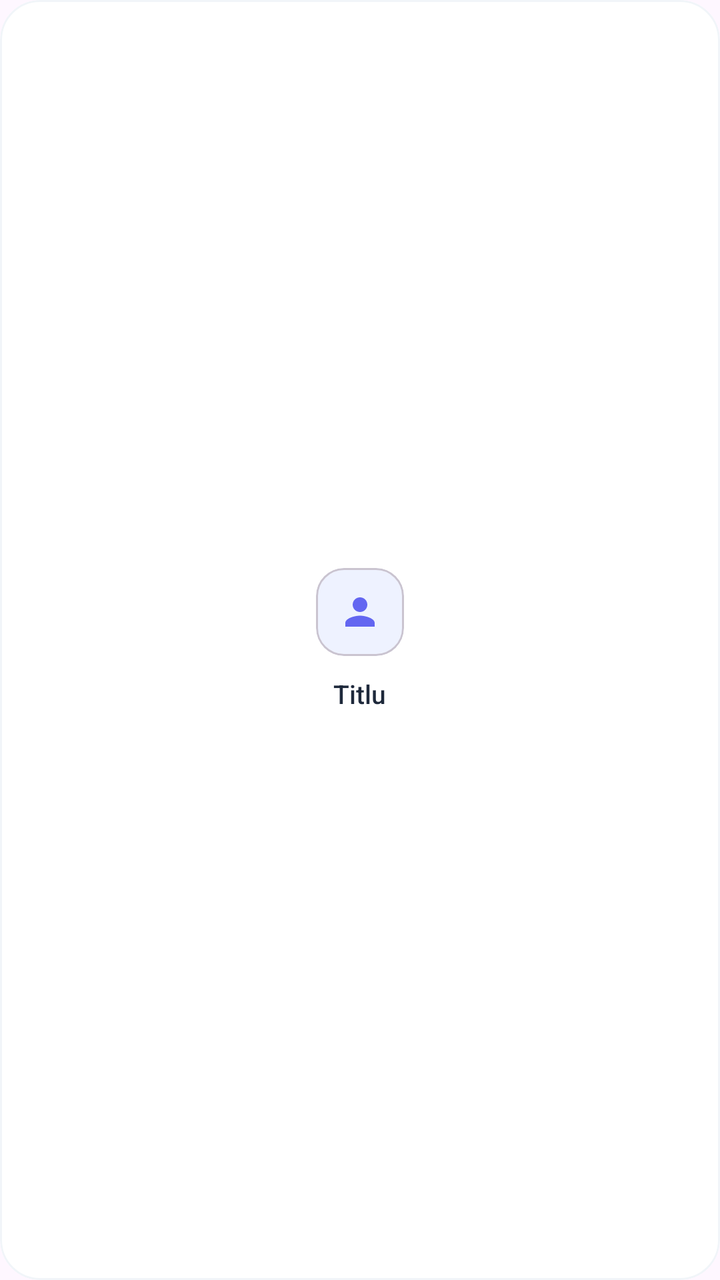
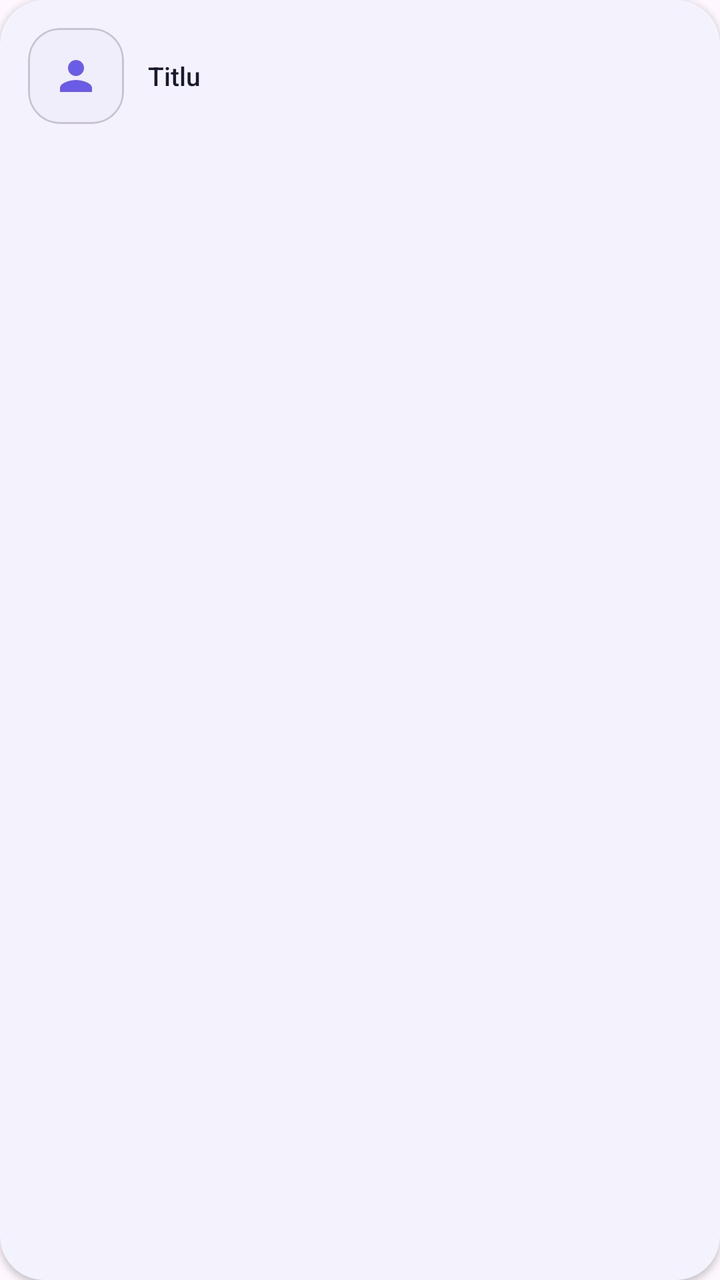

Screens rendered from an Android XML layout before and after an edit, with the pre-edit source and the edit as a unified diff.
<!-- AndroidManifest.xml: application theme Theme.AplicatieGestiuneFirma -->
<!-- res/layout/card_menu_item.xml -->
<?xml version="1.0" encoding="utf-8"?>
<com.google.android.material.card.MaterialCardView xmlns:android="http://schemas.android.com/apk/res/android"
    xmlns:app="http://schemas.android.com/apk/res-auto"
    android:layout_width="0dp"
    android:layout_height="110dp"
    android:layout_weight="1"
    android:layout_margin="6dp"
    app:cardCornerRadius="20dp"
    app:cardElevation="0dp"
    app:strokeWidth="1dp"
    app:strokeColor="@color/border_subtle"
    app:cardBackgroundColor="@color/white">

    <LinearLayout
        android:layout_width="match_parent"
        android:layout_height="match_parent"
        android:gravity="center"
        android:orientation="vertical"
        android:padding="16dp">

        <com.google.android.material.card.MaterialCardView
            android:id="@+id/cardIconContainer"
            android:layout_width="44dp"
            android:layout_height="44dp"
            app:cardCornerRadius="14dp"
            app:cardElevation="0dp"
            app:cardBackgroundColor="@color/primary_surface">
            <ImageView
                android:id="@+id/ivMenuIcon"
                android:layout_width="22dp"
                android:layout_height="22dp"
                android:layout_gravity="center"
                android:src="@drawable/ic_person"
                app:tint="@color/primary_blue" />
        </com.google.android.material.card.MaterialCardView>

        <TextView
            android:id="@+id/tvMenuTitle"
            android:layout_width="wrap_content"
            android:layout_height="wrap_content"
            android:layout_marginTop="10dp"
            android:text="Titlu"
            android:textColor="@color/text_main"
            android:textSize="13sp"
            android:fontFamily="sans-serif-medium" />

    </LinearLayout>
</com.google.android.material.card.MaterialCardView>
<!-- resources referenced by this layout -->
<resources>
  <color name="border_subtle">#F1F5F9</color>
  <color name="primary_blue">#6366F1</color>
  <color name="primary_surface">#EEF2FF</color>
  <color name="text_main">#1E293B</color>
  <color name="white">#FFFFFFFF</color>
  <!-- drawable ic_person (drawable) -->
  <vector xmlns:android="http://schemas.android.com/apk/res/android"
      android:width="24dp"
      android:height="24dp"
      android:viewportWidth="24"
      android:viewportHeight="24">
      <path
          android:fillColor="#FFFFFF"
          android:pathData="M12,12c2.21,0 4,-1.79 4,-4s-1.79,-4 -4,-4 -4,1.79 -4,4 1.79,4 4,4zM12,14c-2.67,0 -8,1.34 -8,4v2h16v-2c0,-2.66 -5.33,-4 -8,-4z" />
  </vector>
  <style name="Theme.AplicatieGestiuneFirma" parent="Base.Theme.AplicatieGestiuneFirma" />
  <style name="Base.Theme.AplicatieGestiuneFirma" parent="Theme.Material3.DayNight.NoActionBar">
          <item name="colorPrimary">@color/primary_blue</item>
          <item name="colorPrimaryContainer">@color/primary_surface</item>
          <item name="colorOnPrimaryContainer">@color/primary_deep</item>
          <item name="colorSecondary">@color/accent_teal</item>
          <item name="colorSurface">@color/bg_surface</item>
          <item name="colorOnSurface">@color/text_main</item>
          <item name="colorOnSurfaceVariant">@color/text_secondary</item>
          <item name="android:statusBarColor">@android:color/transparent</item>
          <item name="android:navigationBarColor">@color/bg_surface</item>
          <item name="android:windowLightStatusBar">false</item>
          <item name="shapeAppearanceSmallComponent">@style/ShapeSmall</item>
          <item name="shapeAppearanceMediumComponent">@style/ShapeMedium</item>
      </style>
  <color name="primary_deep">#4F46E5</color>
  <color name="accent_teal">#14B8A6</color>
  <color name="bg_surface">#FFFFFF</color>
  <color name="text_secondary">#64748B</color>
  <style name="ShapeSmall" parent="ShapeAppearance.Material3.SmallComponent">
          <item name="cornerSize">12dp</item>
      </style>
  <style name="ShapeMedium" parent="ShapeAppearance.Material3.MediumComponent">
          <item name="cornerSize">20dp</item>
      </style>
</resources>

<!-- the commit's change to res/layout/card_menu_item.xml (unified diff, before → after) -->
@@ -2,33 +2,32 @@
 <com.google.android.material.card.MaterialCardView xmlns:android="http://schemas.android.com/apk/res/android"
     xmlns:app="http://schemas.android.com/apk/res-auto"
     android:layout_width="0dp"
-    android:layout_height="110dp"
+    android:layout_height="wrap_content"
     android:layout_weight="1"
-    android:layout_margin="6dp"
-    app:cardCornerRadius="20dp"
-    app:cardElevation="0dp"
-    app:strokeWidth="1dp"
-    app:strokeColor="@color/border_subtle"
+    android:layout_margin="5dp"
+    app:cardCornerRadius="22dp"
+    app:cardElevation="2dp"
+    app:strokeWidth="0dp"
     app:cardBackgroundColor="@color/white">
 
     <LinearLayout
         android:layout_width="match_parent"
-        android:layout_height="match_parent"
-        android:gravity="center"
-        android:orientation="vertical"
-        android:padding="16dp">
+        android:layout_height="wrap_content"
+        android:gravity="center_vertical"
+        android:orientation="horizontal"
+        android:padding="14dp">
 
         <com.google.android.material.card.MaterialCardView
             android:id="@+id/cardIconContainer"
-            android:layout_width="44dp"
-            android:layout_height="44dp"
-            app:cardCornerRadius="14dp"
+            android:layout_width="48dp"
+            android:layout_height="48dp"
+            app:cardCornerRadius="16dp"
             app:cardElevation="0dp"
             app:cardBackgroundColor="@color/primary_surface">
             <ImageView
                 android:id="@+id/ivMenuIcon"
-                android:layout_width="22dp"
-                android:layout_height="22dp"
+                android:layout_width="24dp"
+                android:layout_height="24dp"
                 android:layout_gravity="center"
                 android:src="@drawable/ic_person"
                 app:tint="@color/primary_blue" />
@@ -36,13 +35,15 @@
 
         <TextView
             android:id="@+id/tvMenuTitle"
-            android:layout_width="wrap_content"
+            android:layout_width="0dp"
             android:layout_height="wrap_content"
-            android:layout_marginTop="10dp"
+            android:layout_weight="1"
+            android:layout_marginStart="12dp"
             android:text="Titlu"
             android:textColor="@color/text_main"
             android:textSize="13sp"
-            android:fontFamily="sans-serif-medium" />
+            android:fontFamily="sans-serif-medium"
+            android:maxLines="2" />
 
     </LinearLayout>
 </com.google.android.material.card.MaterialCardView>
<!-- resource entries referenced after the edit -->
@@ -1,9 +1,8 @@
 <!-- resources referenced by this layout -->
 <resources>
-  <color name="border_subtle">#F1F5F9</color>
-  <color name="primary_blue">#6366F1</color>
-  <color name="primary_surface">#EEF2FF</color>
-  <color name="text_main">#1E293B</color>
+  <color name="primary_blue">#6B5CE7</color>
+  <color name="primary_surface">#F0EEFB</color>
+  <color name="text_main">#1A1A2E</color>
   <color name="white">#FFFFFFFF</color>
   <!-- drawable ic_person (drawable) -->
   <vector xmlns:android="http://schemas.android.com/apk/res/android"
@@ -30,15 +29,15 @@
           <item name="shapeAppearanceSmallComponent">@style/ShapeSmall</item>
           <item name="shapeAppearanceMediumComponent">@style/ShapeMedium</item>
       </style>
-  <color name="primary_deep">#4F46E5</color>
+  <color name="primary_deep">#5048C8</color>
   <color name="accent_teal">#14B8A6</color>
   <color name="bg_surface">#FFFFFF</color>
   <color name="text_secondary">#64748B</color>
   <style name="ShapeSmall" parent="ShapeAppearance.Material3.SmallComponent">
-          <item name="cornerSize">12dp</item>
+          <item name="cornerSize">14dp</item>
       </style>
   <style name="ShapeMedium" parent="ShapeAppearance.Material3.MediumComponent">
-          <item name="cornerSize">20dp</item>
+          <item name="cornerSize">24dp</item>
       </style>
 </resources>
 
